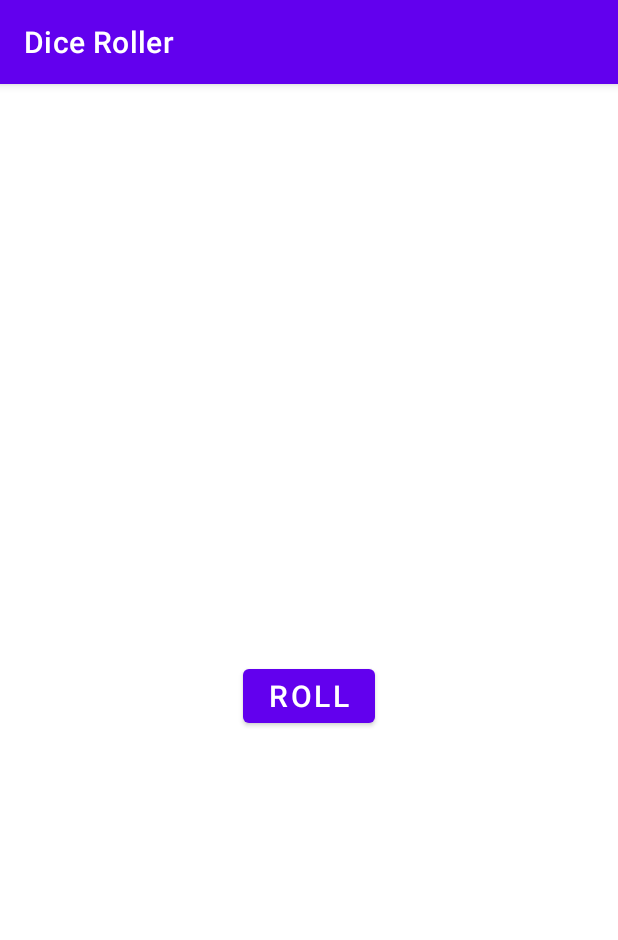
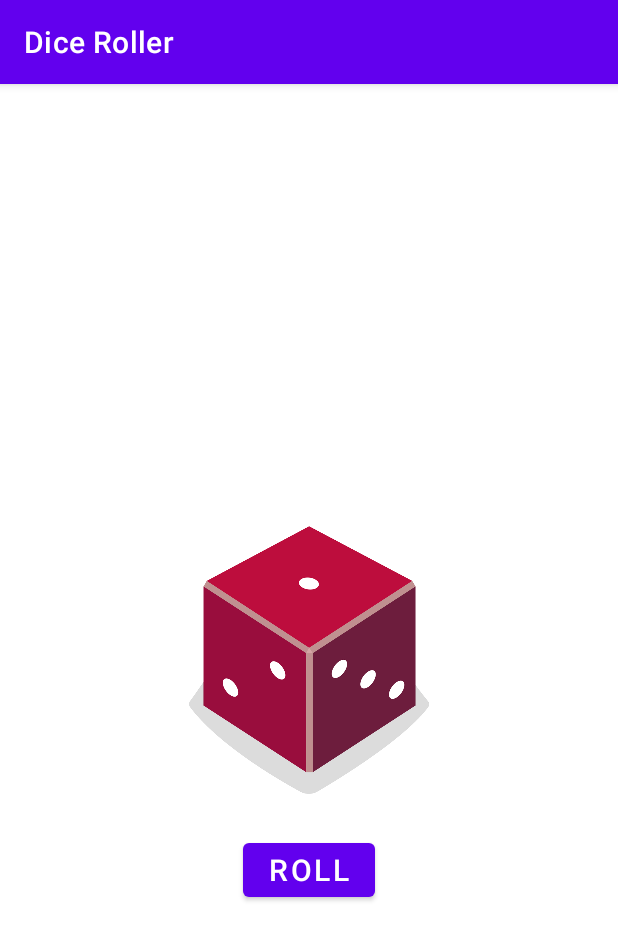
Before and after one commit to jay-mm-message/rsvp_kotlin-0523_0623_2022, an Android app: the screen it shows after launch (MainActivity), on a phone screen of 412 x 824 dp. Shown: the top 940 px of the screen. Run offline under Robolectric (Android 15) with nearby library versions, the phone set to English and light mode, and no system bars.

```diff
--- a/DiceRollerImage/app/src/main/res/layout/activity_main.xml
+++ b/DiceRollerImage/app/src/main/res/layout/activity_main.xml
@@ -10,6 +10,7 @@
         android:id="@+id/rollButton"
         android:layout_width="wrap_content"
         android:layout_height="wrap_content"
+        android:layout_marginTop="16dp"
         android:text="@string/roll"
         android:textSize="20sp"
         app:layout_constraintEnd_toEndOf="parent"
@@ -18,13 +19,14 @@
 
     <ImageView
         android:id="@+id/imageView"
-        android:layout_width="wrap_content"
-        android:layout_height="wrap_content"
+        android:layout_width="160dp"
+        android:layout_height="200dp"
+        android:contentDescription="@string/imageDescription"
         app:layout_constraintBottom_toBottomOf="parent"
         app:layout_constraintEnd_toEndOf="parent"
         app:layout_constraintStart_toStartOf="parent"
         app:layout_constraintTop_toTopOf="parent"
-        tools:srcCompat="@tools:sample/avatars"
-        android:contentDescription="@string/imageDescription" />
+        app:srcCompat="@drawable/dice_1"
+        tools:srcCompat="@tools:sample/avatars" />
 
 </androidx.constraintlayout.widget.ConstraintLayout>
```
Also changed, not shown: DiceRollerImage/app/src/main/java/com/example/dicerollerimage/MainActivity.kt (+33 -0 lines).
